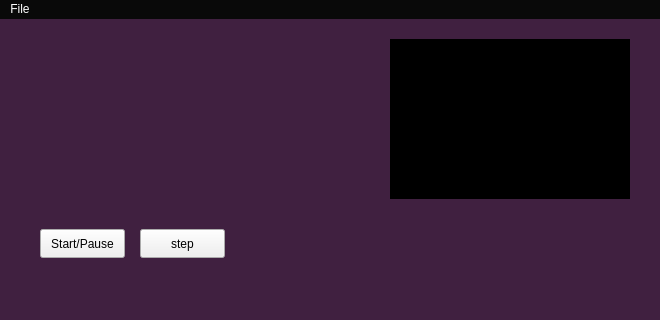
Above: mainwindow.ui from chux0519/c8-emu before the change. Below: the same form after it.
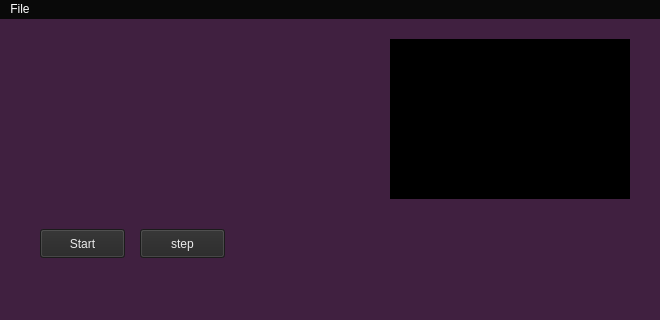
That is the form after the change.

Commit message: feat: add more style for start button

```diff
--- a/mainwindow.ui
+++ b/mainwindow.ui
@@ -42,8 +42,14 @@
       <height>29</height>
      </rect>
     </property>
+    <property name="styleSheet">
+     <string notr="true">QPushButton {
+background-color: rgb(38, 38, 38);
+color: rgb(234, 234, 234);
+}</string>
+    </property>
     <property name="text">
-     <string>Start/Pause</string>
+     <string>Start</string>
     </property>
    </widget>
    <widget class="QPushButton" name="stepBtn">
@@ -55,6 +61,17 @@
       <height>29</height>
      </rect>
     </property>
+    <property name="styleSheet">
+     <string notr="true">QPushButton {
+background-color: rgb(38, 38, 38);
+color: rgb(234, 234, 234);
+}
+
+QPushButton::disabled {
+color: rgb(166, 166, 166);
+background-color: rgb(0, 0, 0)
+}</string>
+    </property>
     <property name="text">
      <string>step</string>
     </property>
```
Left out of the diff: 2 changed lines with no effect on the pictures. The commit also changes 1 other file.
